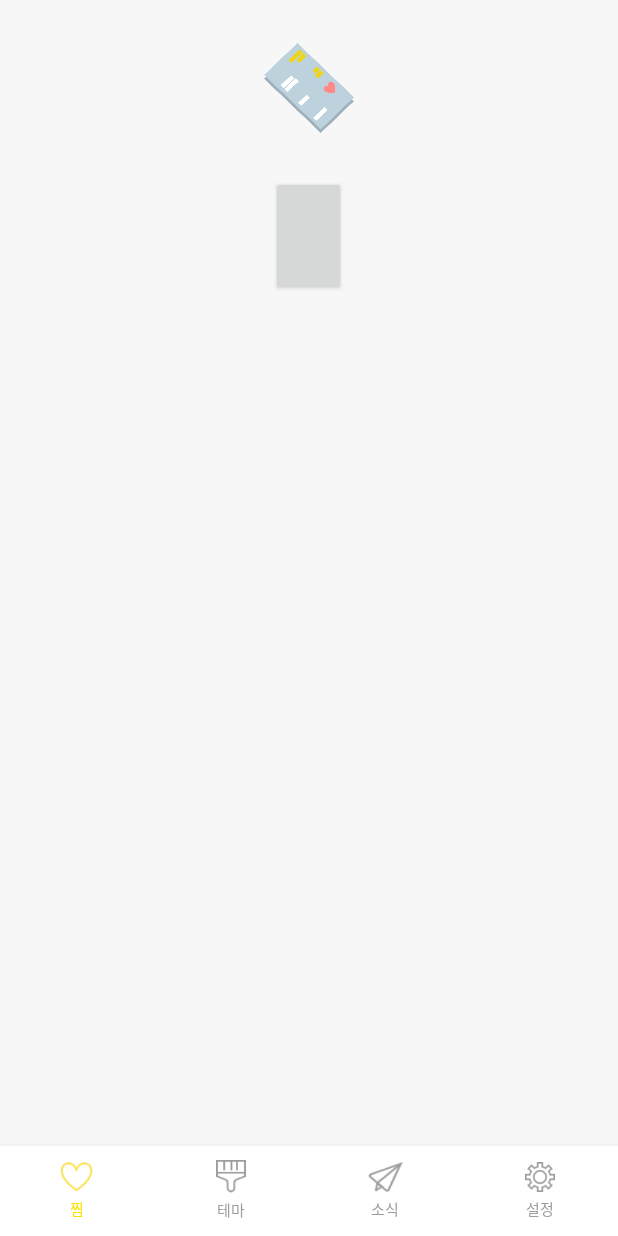
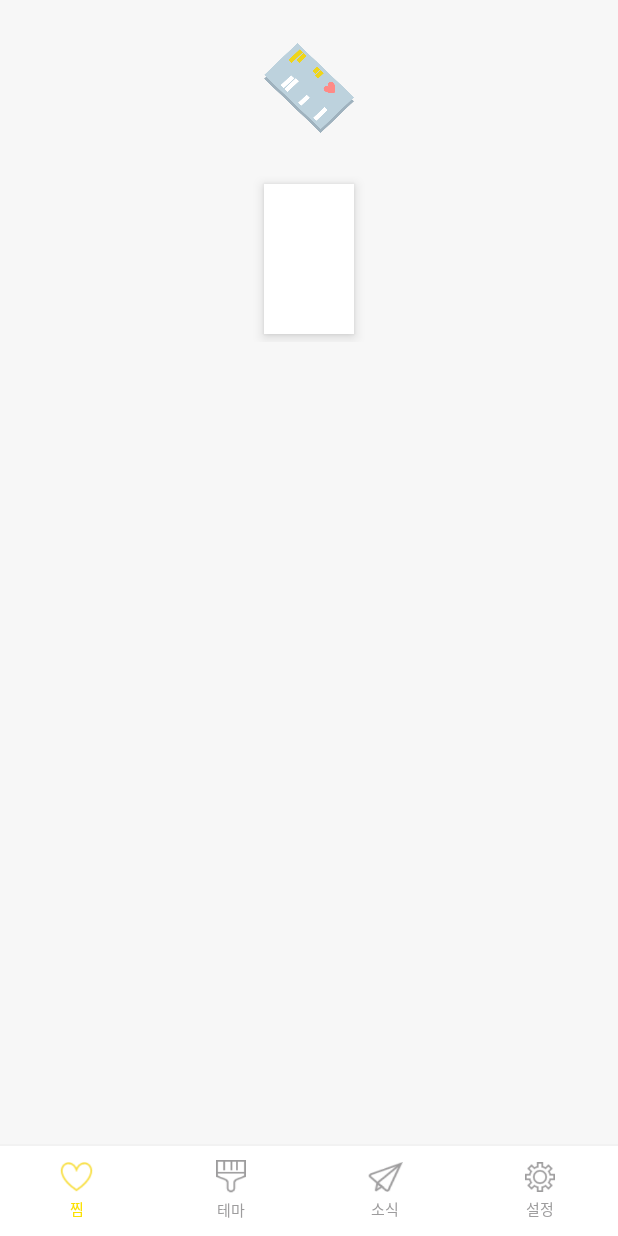
Before and after one commit to bqlab/ThemeLab, an Android app: the MainActivity screen opened directly, with no data from a screen before it, after a tap on an icon or button, on a phone screen of 412 x 824 dp. Run offline under Robolectric (Android 15) with nearby library versions, the phone set to English and light mode, and no system bars.

Commit message:
patch-180817-1
 - 찜레이아웃 디자인중

```diff
--- a/app/src/main/res/layout/layout_my.xml
+++ b/app/src/main/res/layout/layout_my.xml
@@ -24,24 +24,22 @@
             android:layout_width="match_parent"
             android:layout_height="0dp"
             android:layout_weight="75"
-            android:gravity="center_vertical"
             android:orientation="vertical">
 
-            <ScrollView
+            <LinearLayout
                 android:layout_width="match_parent"
-                android:layout_height="match_parent">
+                android:layout_height="wrap_content"
+                android:gravity="center"
+                android:orientation="horizontal">
 
-                <LinearLayout
-                    android:layout_width="match_parent"
-                    android:layout_height="wrap_content"
-                    android:gravity="center_horizontal"
-                    android:orientation="horizontal">
-
-                    <Button
-                        android:layout_width="50dp"
-                        android:layout_height="80dp" />
-                </LinearLayout>
-            </ScrollView>
+                <Button
+                    style="@style/Widget.AppCompat.Button.Borderless"
+                    android:layout_width="60dp"
+                    android:layout_height="100dp"
+                    android:layout_margin="5dp"
+                    android:background="@color/colorWhite"
+                    android:elevation="5dp" />
+            </LinearLayout>
         </LinearLayout>
 
         <LinearLayout
```
